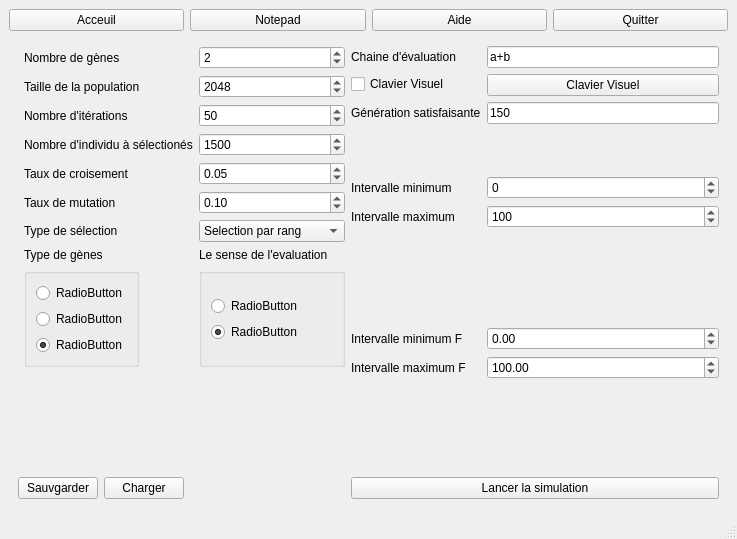
Above: AlgorithmeGenetique/OP/modelisationprblm.ui from AlgorithmeGenetiqueGenerique/Projet before the change. Below: the same form after it.
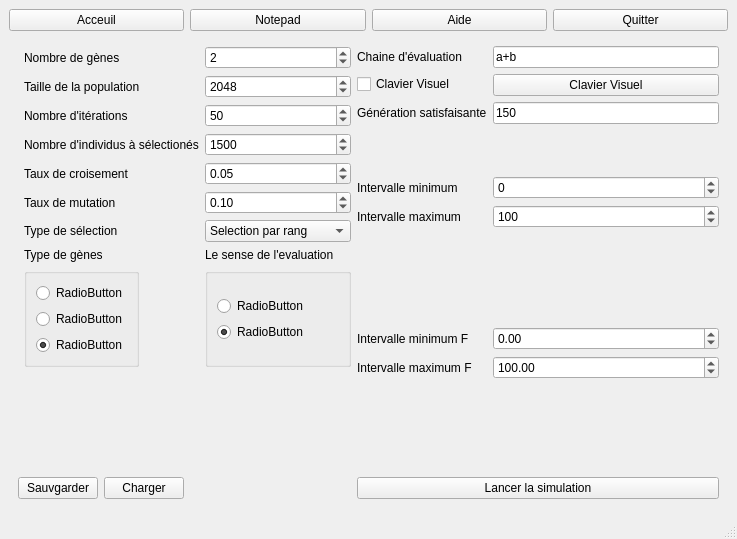
That is the form after the change.

Diff of the .ui file:
```diff
--- a/AlgorithmeGenetique/OP/modelisationprblm.ui
+++ b/AlgorithmeGenetique/OP/modelisationprblm.ui
@@ -140,7 +140,7 @@
           <item row="6" column="0">
            <widget class="QLabel" name="label_nombreIS">
             <property name="text">
-             <string>Nombre d'individu à sélectionés</string>
+             <string>Nombre d'individus à sélectionés</string>
             </property>
            </widget>
           </item>
```
Left out of the diff: 2 changed lines with no effect on the pictures.
